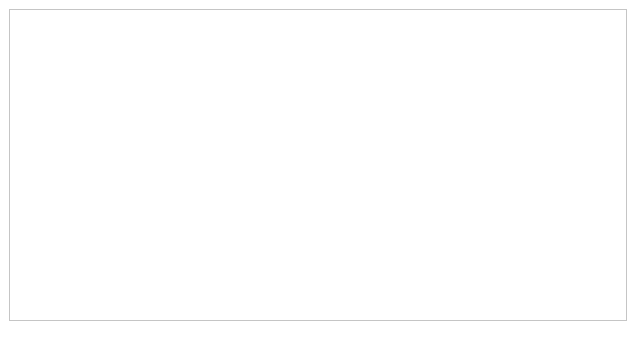
abdrhmnva/task-manager, file pyqt/event.ui: the form before one commit.
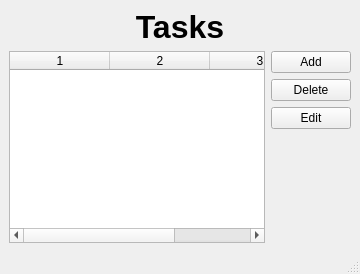
The form after the commit.

What changed in the file:
```diff
--- a/pyqt/event.ui
+++ b/pyqt/event.ui
@@ -2,29 +2,79 @@
 <ui version="4.0">
  <class>EventWindow</class>
  <widget class="QMainWindow" name="EventWindow">
-  <property name="geometry">
-   <rect>
-    <x>0</x>
-    <y>0</y>
-    <width>636</width>
-    <height>352</height>
-   </rect>
-  </property>
   <property name="windowTitle">
-   <string>MainWindow</string>
-  </property>
-  <property name="styleSheet">
-   <string notr="true">background-color: rgb(255, 255, 255);</string>
+   <string>Event Manager</string>
   </property>
   <widget class="QWidget" name="centralwidget">
-   <layout class="QHBoxLayout" name="horizontalLayout">
+   <layout class="QVBoxLayout" name="mainVerticalLayout">
     <item>
-     <widget class="QTableWidget" name="tableWidget">
-      <property name="styleSheet">
-       <string notr="true">color: rgb(0, 0, 0);</string>
+     <widget class="QLabel" name="labelTitle">
+      <property name="text">
+       <string>Tasks</string>
+      </property>
+      <property name="alignment">
+       <set>Qt::AlignCenter</set>
+      </property>
+      <property name="font">
+       <font>
+        <pointsize>24</pointsize>
+        <bold>true</bold>
+       </font>
       </property>
      </widget>
     </item>
+    <item>
+     <layout class="QHBoxLayout" name="horizontalLayout">
+      <item>
+       <widget class="QTableWidget" name="tableWidget">
+        <property name="columnCount">
+         <number>3</number>
+        </property>
+        <property name="rowCount">
+         <number>0</number>
+        </property>
+       </widget>
+      </item>
+      <item>
+       <layout class="QVBoxLayout" name="buttonLayout">
+        <item>
+         <widget class="QPushButton" name="addButton">
+          <property name="text">
+           <string>Add</string>
+          </property>
+         </widget>
+        </item>
+        <item>
+         <widget class="QPushButton" name="deleteButton">
+          <property name="text">
+           <string>Delete</string>
+          </property>
+         </widget>
+        </item>
+        <item>
+         <widget class="QPushButton" name="editButton">
+          <property name="text">
+           <string>Edit</string>
+          </property>
+         </widget>
+        </item>
+        <item>
+         <spacer name="verticalSpacer">
+          <property name="orientation">
+           <enum>Qt::Vertical</enum>
+          </property>
+          <property name="sizeHint" stdset="0">
+           <size>
+            <width>20</width>
+            <height>40</height>
+           </size>
+          </property>
+         </spacer>
+        </item>
+       </layout>
+      </item>
+     </layout>
+    </item>
    </layout>
   </widget>
   <widget class="QMenuBar" name="menubar">
```
Left out of the diff: 11 changed lines with no effect on the pictures.
